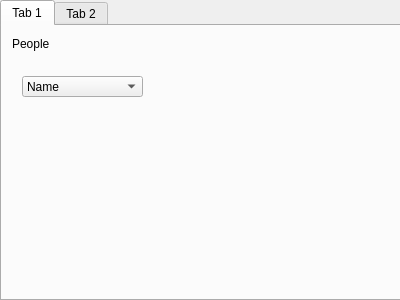
This is GenomeData/mainwindow.ui in dflass/codonCodeOff as Qt 5 draws it before an edit. The edited form follows.
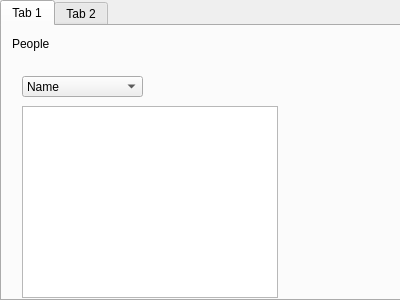
This is the edited form.

```diff
--- a/GenomeData/mainwindow.ui
+++ b/GenomeData/mainwindow.ui
@@ -58,6 +58,16 @@
        </property>
       </item>
      </widget>
+     <widget class="QListWidget" name="listWidget">
+      <property name="geometry">
+       <rect>
+        <x>20</x>
+        <y>80</y>
+        <width>256</width>
+        <height>192</height>
+       </rect>
+      </property>
+     </widget>
     </widget>
     <widget class="QWidget" name="tab_2">
      <attribute name="title">
```
